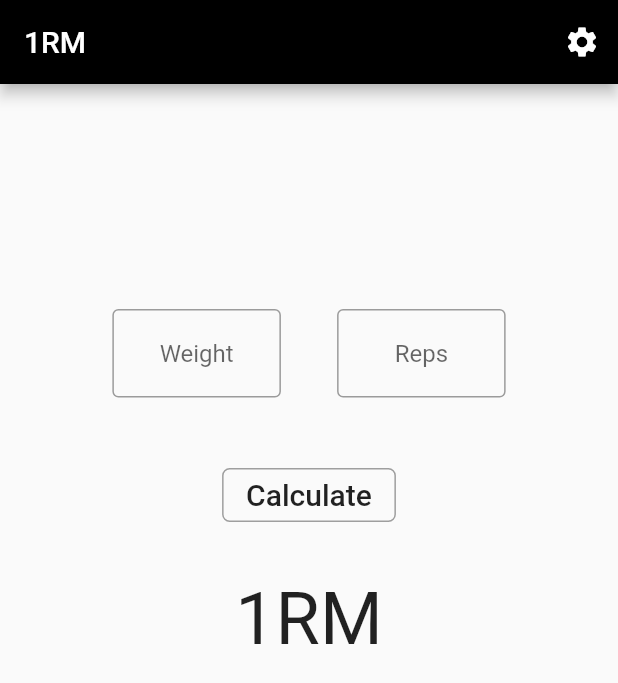
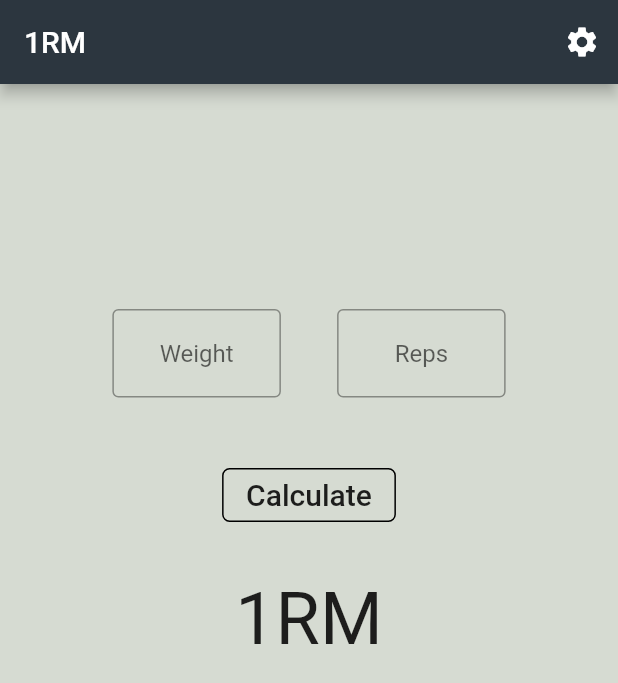
Before and after one commit to othman98shawgan/one-rep-max-calc, a Flutter app: the screen it shows after launch, on a phone screen of 412 x 824 dp. Shown: the top 683 px of the screen. Run offline on Flutter 3.47's test engine with Material 2 defaults, Android fonts, the light colour scheme and no system bars; our stand-ins replace settings_ui, shared_preferences.

Commit message:
#3: Refactor themes

```diff
--- /dev/null
+++ b/lib/resources/colors.dart
@@ -0,0 +1,5 @@
+import 'package:flutter/material.dart';
+
+const Color backgroudColor = Color(0Xffd6dbd2);
+const Color appBarColor = Color(0xff2C363F);
+const Color screenColor = Colors.white;
--- a/lib/service/theme_service.dart
+++ b/lib/service/theme_service.dart
@@ -1,26 +1,34 @@
 import 'package:flutter/foundation.dart';
 import 'package:flutter/material.dart';
+import 'package:one_rep_max_calc/resources/colors.dart';
 import 'store_manager.dart';
 
 class ThemeNotifier with ChangeNotifier {
   final darkTheme = ThemeData(
-    primarySwatch: Colors.grey,
+    appBarTheme:
+        const AppBarTheme(backgroundColor: Color(0xff2C363F), foregroundColor: Colors.white),
     primaryColor: Colors.black,
     brightness: Brightness.dark,
     backgroundColor: const Color(0xFF212121),
-    // accentColor: Colors.white,
-    // accentIconTheme: IconThemeData(color: Colors.black),
     dividerColor: Colors.black12,
+    colorScheme: ColorScheme.fromSwatch(primarySwatch: Colors.blueGrey).copyWith(
+      secondary: Colors.white,
+      brightness: Brightness.dark,
+    ),
   );
 
   final lightTheme = ThemeData(
-    primarySwatch: Colors.grey,
+    appBarTheme: const AppBarTheme(backgroundColor: appBarColor, foregroundColor: Colors.white),
     primaryColor: Colors.white,
     brightness: Brightness.light,
-    backgroundColor: const Color(0xFFE5E5E5),
-    // accentColor: Colors.black,
-    // accentIconTheme: IconThemeData(color: Colors.white),
+    scaffoldBackgroundColor: backgroudColor,
+    dialogBackgroundColor: backgroudColor,
+    // elevatedButtonTheme: ElevatedButtonThemeData(style: ButtonStyle(color)),
     dividerColor: Colors.white54,
+    colorScheme: ColorScheme.fromSwatch(primarySwatch: Colors.blueGrey).copyWith(
+      secondary: Colors.black,
+      brightness: Brightness.light,
+    ),
   );
 
   late ThemeData _themeData = lightTheme;
--- a/lib/ui/home_page.dart
+++ b/lib/ui/home_page.dart
@@ -36,8 +36,6 @@ class _MyHomePageState extends State<MyHomePage> {
         builder: (context, roundWeightStatus, roundWeightValue, _) => Center(
               child: Scaffold(
                 appBar: AppBar(
-                  backgroundColor: Colors.black,
-                  foregroundColor: Colors.white,
                   title: Text(widget.title),
                   actions: [
                     IconButton(
--- a/lib/ui/settings_page.dart
+++ b/lib/ui/settings_page.dart
@@ -1,4 +1,5 @@
 import 'package:flutter/material.dart';
+import 'package:one_rep_max_calc/resources/colors.dart';
 import 'package:one_rep_max_calc/service/round_to_service.dart';
 import 'package:provider/provider.dart';
 import 'package:settings_ui/settings_ui.dart';
@@ -35,6 +36,7 @@ class _SettingsPageState extends State<SettingsPage> {
             title: Text(widget.title),
           ),
           body: SettingsList(
+            lightTheme: const SettingsThemeData(settingsListBackground: backgroudColor),
             sections: [
               SettingsSection(
                 title: const Text('General'),
```
